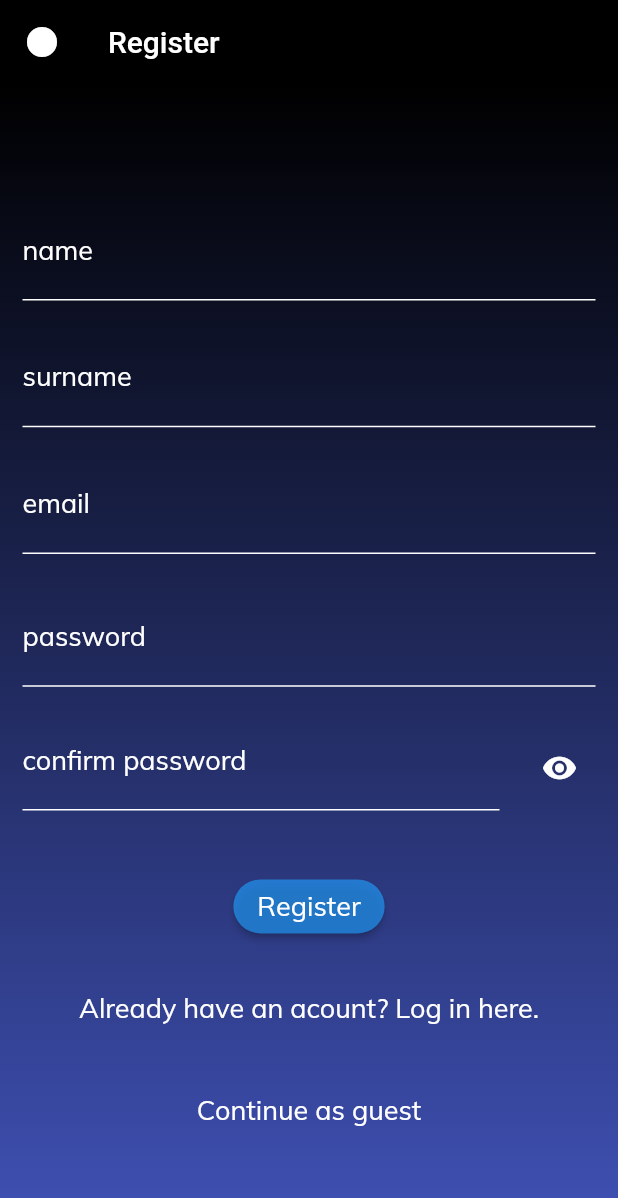
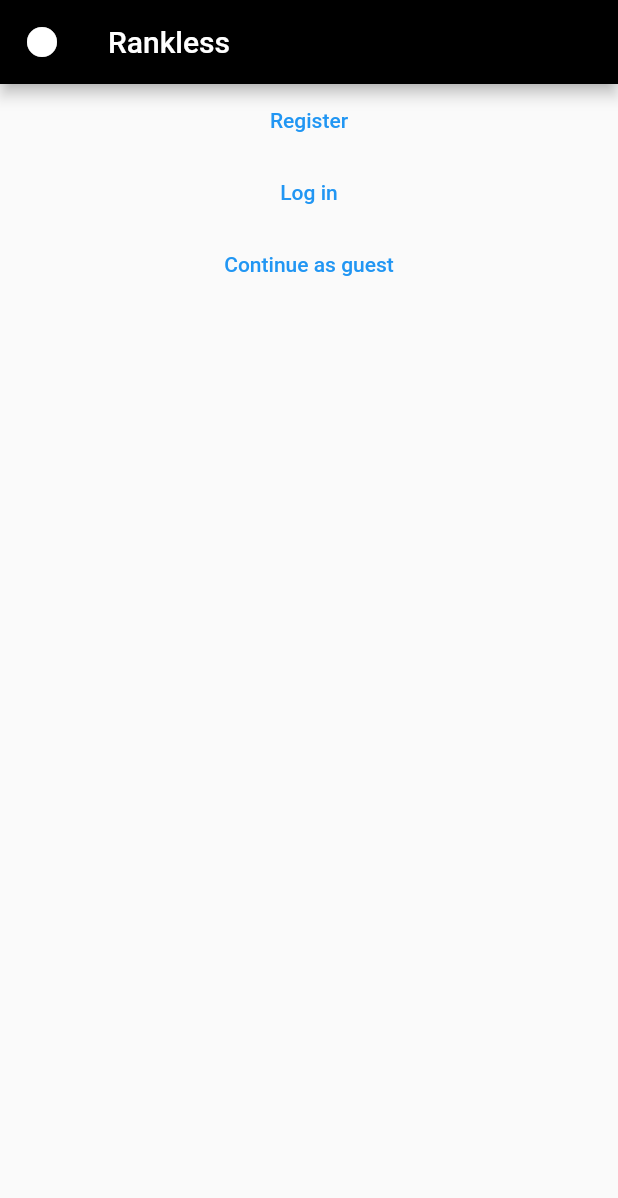
Before and after one commit to kfranic1/Rankless, a Flutter app: the screen it shows after launch, on a phone screen of 412 x 824 dp. Shown: the top 1198 px of the screen. Run offline on Flutter 3.47's test engine with Material 2 defaults, Android fonts, the phone set to English and light mode, and no system bars; our stand-ins replace cloud_firestore, country_code_picker, device_preview, firebase_auth, firebase_core, firebase_storage and 4 more; missing offline and left inert: customtogglebuttons, search_choices; accounts and stored records are empty; Roboto replaces fonts that are missing (Muilsh).

Commit message:
App starting redone

```diff
--- a/lib/Launch/authenticate.dart
+++ b/lib/Launch/authenticate.dart
@@ -1,4 +1,5 @@
 import 'package:flutter/material.dart';
+import 'package:rankless/Ranking/CategoryScreen.dart';
 import 'package:rankless/shared/custom_app_bar.dart';
 import 'package:rankless/Launch/log_in.dart';
 import 'package:rankless/Launch/register.dart';
@@ -9,18 +10,45 @@ class Authenticate extends StatefulWidget {
 }
 
 class _AuthenticationState extends State<Authenticate> {
-  //Show register first
-  bool showLogIn = false;
-
-  void toogleView() {
-    setState(() => showLogIn = !showLogIn);
-  }
-
   @override
   Widget build(BuildContext context) {
     return Scaffold(
-      appBar: CustomAppBar(titleText: showLogIn ? 'Login' : 'Register'),
-      body: showLogIn ? LogIn(toogleView: toogleView) : Register(toogleView: toogleView),
-    );
+        appBar: CustomAppBar(),
+        body: Center(
+          child: ListView(
+            children: [
+              TextButton(
+                onPressed: () => Navigator.push(
+                  context,
+                  MaterialPageRoute(
+                    builder: (context) => Register(),
+                  ),
+                ),
+                child: Text('Register'),
+              ),
+              TextButton(
+                onPressed: () => Navigator.push(
+                  context,
+                  MaterialPageRoute(
+                    builder: (context) => LogIn(),
+                  ),
+                ),
+                child: Text('Log in'),
+              ),
+              TextButton(
+                onPressed: () => Navigator.push(
+                  context,
+                  MaterialPageRoute(
+                    builder: (context) => CategoryScreen(),
+                  ),
+                ),
+                child: Text('Continue as guest'),
+              ),
+            ],
+          ),
+        )
+
+        //showLogIn ? LogIn(toogleView: toogleView) : Register(toogleView: toogleView),
+        );
   }
 }
--- a/lib/Launch/register.dart
+++ b/lib/Launch/register.dart
@@ -1,6 +1,7 @@
 import 'package:flutter/material.dart';
 import 'package:rankless/Launch/auth.dart';
 import 'package:rankless/shared/Interface.dart';
+import 'package:rankless/shared/custom_app_bar.dart';
 
 // TextStyle inputTextStyle =
 //     TextStyle(fontFamily: font, color: Colors.white, fontSize: 18);
@@ -18,8 +19,6 @@ import 'package:rankless/shared/Interface.dart';
 // );
 
 class Register extends StatefulWidget {
-  final Function toogleView;
-  Register({this.toogleView});
   @override
   _RegisterState createState() => _RegisterState();
 }
@@ -40,15 +39,17 @@ class _RegisterState extends State<Register> {
 
   @override
   Widget build(BuildContext context) {
-    return Container(
-      decoration: backgroundDecoration,
-      padding: EdgeInsets.all(15),
-      child: loading
-          ? Center(
-              child: loader,
-            )
-          : Center(
-              child: ListView(
+    return Scaffold(
+      appBar: CustomAppBar(
+        titleText: 'Register',
+      ),
+      body: Container(
+        height: double.infinity,
+        decoration: backgroundDecoration,
+        padding: EdgeInsets.all(15),
+        child: loading
+            ? loader
+            : ListView(
                 shrinkWrap: true,
                 children: [
                   Form(
@@ -180,6 +181,8 @@ class _RegisterState extends State<Register> {
                                   error = result;
                                   loading = false;
                                 });
+                              } else {
+                                Navigator.pop(context);
                               }
                               //automatic homescreen from stream
                             }
@@ -188,13 +191,6 @@ class _RegisterState extends State<Register> {
                         ),
                       ],
                     ),
-                  ),
-                  SizedBox(
-                    height: 20,
-                  ),
-                  TextButton(
-                    child: Text("Already have an acount? Log in here.", style: inputTextStyle),
-                    onPressed: widget.toogleView,
                   ),
                   SizedBox(
                     height: 20,
@@ -214,7 +210,7 @@ class _RegisterState extends State<Register> {
                   ),
                 ],
               ),
-            ),
+      ),
     );
   }
 }
--- a/lib/main.dart
+++ b/lib/main.dart
@@ -1,3 +1,5 @@
+import 'package:device_preview/device_preview.dart';
+import 'package:flutter/foundation.dart';
 import 'package:flutter/material.dart';
 import 'package:firebase_core/firebase_core.dart';
 import 'package:provider/provider.dart';
@@ -26,9 +28,13 @@ class AppStarter extends StatelessWidget {
         }
         if (snapshot.connectionState == ConnectionState.done) {
           return StreamProvider<Employee>.value(
+            updateShouldNotify: (previous, current) => true,
             initialData: null,
             value: AuthService().employee,
             child: MaterialApp(
+              //locale: DevicePreview.locale(context), // Add the locale here
+              //builder: DevicePreview.appBuilder, // Add the builder here
+
               theme: ThemeData(
                 fontFamily: 'Muilsh',
                 highlightColor: Colors.white,
--- a/lib/shared/custom_app_bar.dart
+++ b/lib/shared/custom_app_bar.dart
@@ -14,29 +14,17 @@ class CustomAppBar extends AppBar {
           actions: [
             employee == null
                 ? Container()
-                : employee.anonymus
-                    ? TextButton.icon(
+                : TextButton.icon(
                     onPressed: () async => await AuthService().signOut(),
                     icon: Icon(
-                          Icons.login,
+                      employee.anonymus ? Icons.login : Icons.logout,
                       color: Colors.white,
                     ),
                     label: Text(
-                          "register",
+                      employee.anonymus ? "login" : 'logout',
                       style: TextStyle(color: Colors.white),
                     ),
                   )
-                    : TextButton.icon(
-                        onPressed: () async => await AuthService().signOut(),
-                        icon: Icon(
-                          Icons.logout,
-                          color: Colors.white,
-                        ),
-                        label: Text(
-                          "logout",
-                          style: TextStyle(color: Colors.white),
-                        ),
-                      ),
           ],
           backgroundColor: Colors.black,
         );
--- a/pubspec.yaml
+++ b/pubspec.yaml
@@ -38,6 +38,8 @@ dependencies:
   image_picker: ^0.7.2+1
   image_cropper: ^1.4.0
   customtogglebuttons: ^0.0.5
+
+  device_preview: ^0.7.1
 
   # The following adds the Cupertino Icons font to your application.
   # Use with the CupertinoIcons class for iOS style icons.
```
Also changed, not shown: lib/Launch/log_in.dart (+10 -13 lines), lib/Ranking/RankingScreen.dart (+7 -10 lines), pubspec.lock. Lines whose indentation alone changed are shown as unchanged.
